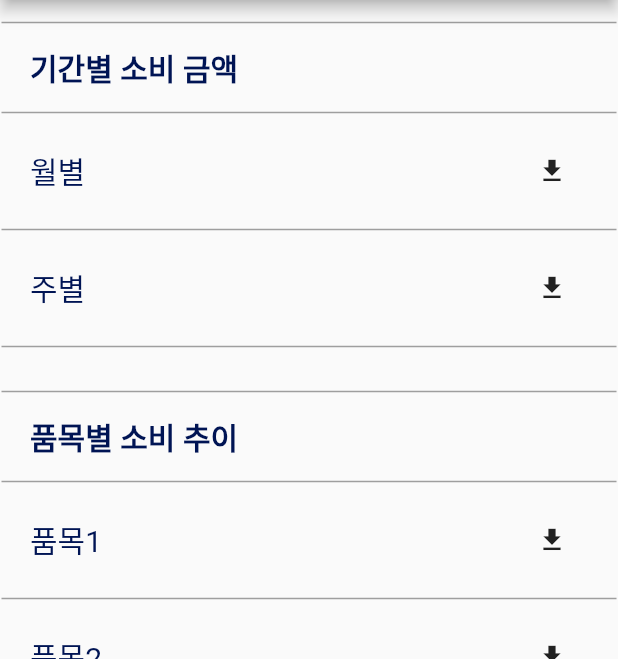
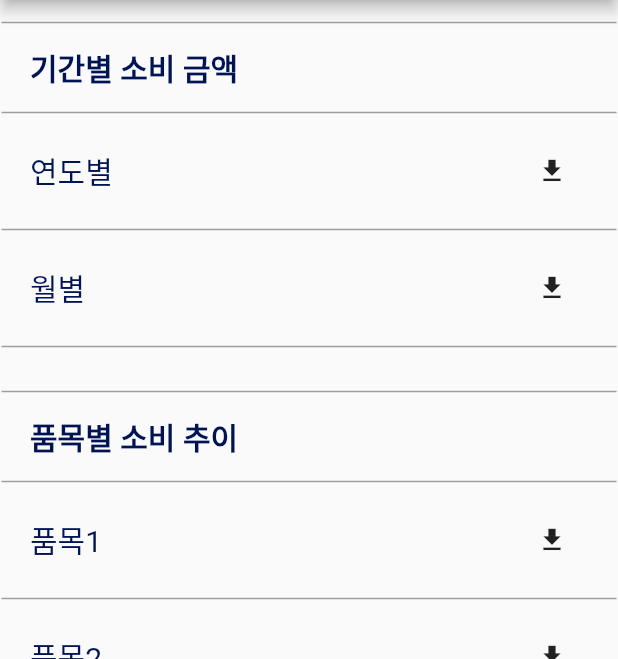
Before and after one commit to Receipt-Information-Parser/Frontend, a Flutter app: the DataAnalysisScreen screen opened directly with empty values, on a phone screen of 412 x 824 dp, the part 84-743 px from its top. Run offline on Flutter 3.47's test engine with Material 2 defaults, Android fonts, the phone set to English and light mode, and no system bars; our stand-ins replace image_picker, permission_handler, syncfusion_flutter_datagrid; missing offline and left inert: dart:ffi, document_scanner_flutter, flutter_downloader, kakao_flutter_sdk_user; accounts and stored records are empty.

Commit message:
refactor[analysis_screen]: 분석단위 일별 -> 연도별로 재설정

```diff
--- a/lib/screens/Analysis/DataAnalysis.dart
+++ b/lib/screens/Analysis/DataAnalysis.dart
@@ -30,13 +30,13 @@ Future<String?> getByName(String name) async {
   // return data as String or any other format you want
 }
 
-Future<String?> getByMonth() async {
-  // Call API and get data by month
+Future<String?> getByYear() async {
+  // Call API and get data by year
   // return data as String or any other format you want
 }
 
-Future<String?> getByWeek() async {
-  // Call API and get data by week
+Future<String?> getByMonth() async {
+  // Call API and get data by month
   // return data as String or any other format you want
 }
 /// Dummy APIs ///////////////////////////////////////////////////////////////
@@ -90,7 +90,7 @@ class _DataAnalysisScreenState extends State<DataAnalysisScreen> {
             Container(
               child: Column(
                 mainAxisAlignment: MainAxisAlignment.start,
-                children: consumeCostByPeriod('기간별 소비 금액', ['월별', '주별'],context),
+                children: consumeCostByPeriod('기간별 소비 금액', ['연도별', '월별'],context),
               ),
             ),
             Container(
--- a/lib/screens/Analysis/Functions/ConsumeCostByPeriod.dart
+++ b/lib/screens/Analysis/Functions/ConsumeCostByPeriod.dart
@@ -61,15 +61,15 @@ List<Widget> consumeCostByPeriod(String sectionTitle, List<String> sectionItems,
             iconSize: iconSizeSmall,
             onPressed: () async {
               String? apiResponse;
-              if (item == '월별') {
-                // apiResponse = await getByMonth();
+              if (item == '연도별') {
+                // apiResponse = await getByYear();
                 // TODO: Navigator 결과와 같이 넘기기(response 형태에 따라 다르게 구현)
                 Navigator.of(context).pushReplacement(MaterialPageRoute(
                     builder: ((context) => AnalysisChart2Screen())
                 ));
               }
-              if (item == '주별') {
-                // apiResponse = await getByWeek();
+              if (item == '월별') {
+                // apiResponse = await getByMonth();
                 // TODO: Navigator 결과와 같이 넘기기(response 형태에 따라 다르게 구현)
                 Navigator.of(context).pushReplacement(MaterialPageRoute(
                     builder: ((context) => AnalysisChart2Screen())
```
